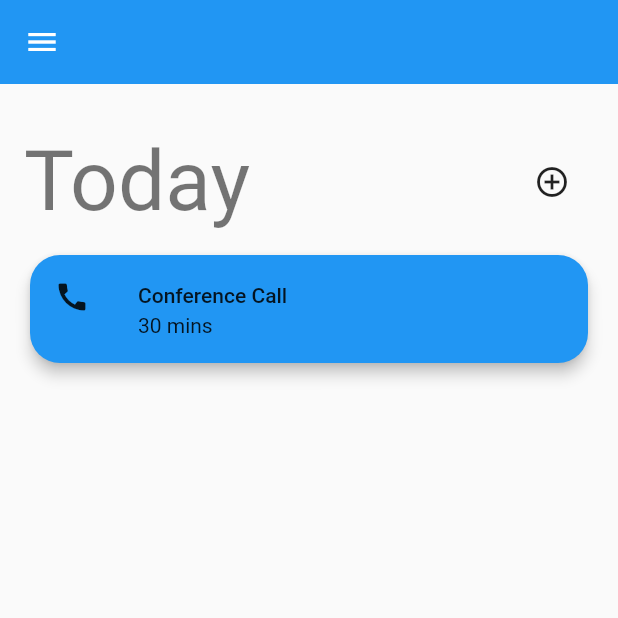
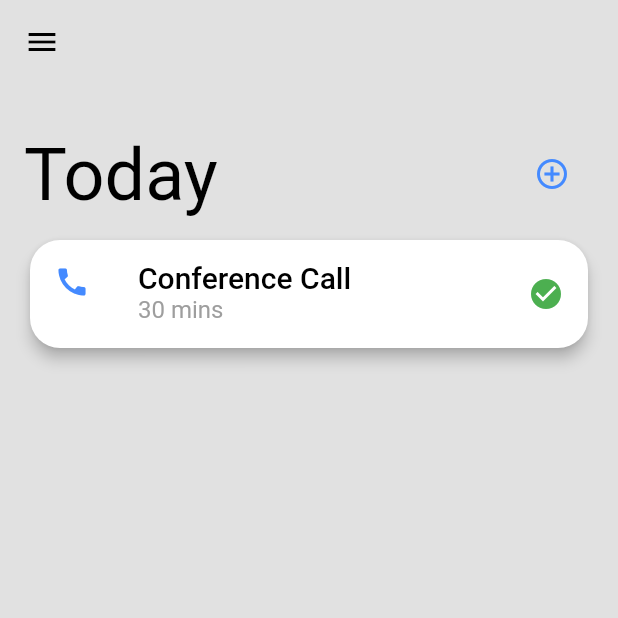
Before and after one commit to samuelematias/flutter-theming, a Flutter app: the screen it shows after launch, on a phone screen of 412 x 824 dp, the top half of it. Run offline on Flutter 3.47's test engine with Material 2 defaults, Android fonts, the phone set to English and light mode, and no system bars.

Commit message:
implemented AppTheme Light/Dark Theme

```diff
--- a/lib/main.dart
+++ b/lib/main.dart
@@ -1,4 +1,5 @@
 import 'package:flutter/material.dart';
+import 'package:theming/app_theme.dart';
 import 'package:theming/task_page.dart';
 
 void main() {
@@ -11,8 +12,8 @@
     return MaterialApp(
       debugShowCheckedModeBanner: false,
       title: 'Flutter Theming',
-      theme: ThemeData.light(),
-      darkTheme: ThemeData.dark(),
+      theme: AppTheme.lightTheme,
+      darkTheme: AppTheme.darkTheme,
       home: TaskPage(),
     );
   }
```
